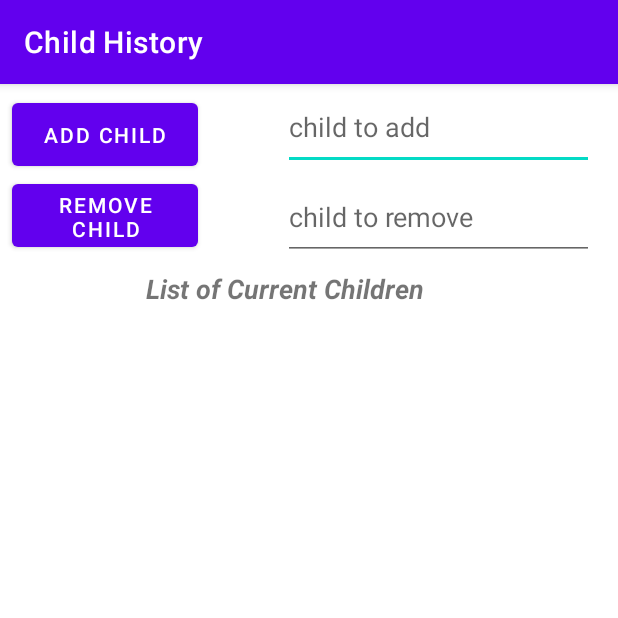
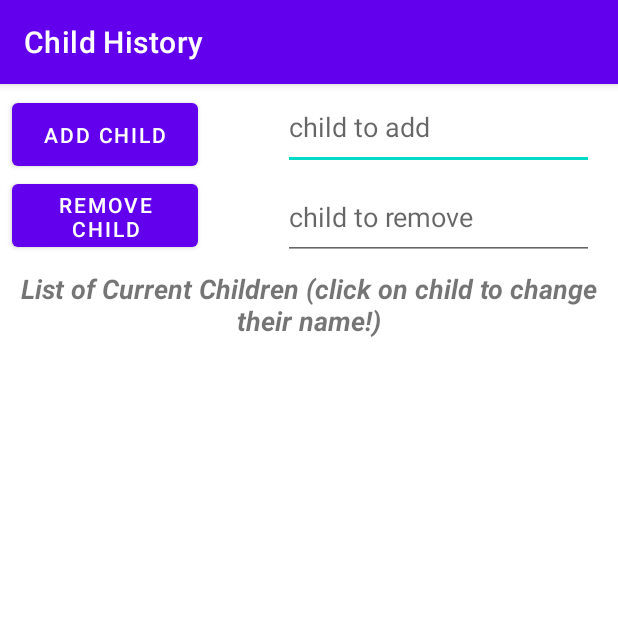
Before and after one commit to JohnsonL111/1-2-Tree-Parenting-Made-Easy, an Android app: the EditChildActivity screen opened directly, with no data from a screen before it, on a phone screen of 412 x 824 dp, the top half of it. Run offline under Robolectric (Android 15) with nearby library versions, the phone set to English and light mode, and no system bars.

Commit message:
Clean up child history UI.

```diff
--- a/app/src/main/java/cmpt276/as2/parentapp/UI/EditChildActivity.java
+++ b/app/src/main/java/cmpt276/as2/parentapp/UI/EditChildActivity.java
@@ -114,7 +114,7 @@ public class EditChildActivity extends AppCompatActivity {
         // build adapter
         listAdapter = new ArrayAdapter<>(
                 this, // context
-                R.layout.children_list, // layout to use (Create many)
+                android.R.layout.simple_list_item_1,
                 childItems); // items to be displayed
 
         // configure the list view
@@ -125,21 +125,20 @@ public class EditChildActivity extends AppCompatActivity {
 
     // Configure child object to be clickable.
     private void startListViewClickable() {
-        // Citation: https://easysavecode.com/FezSDcUC
         list.setOnItemClickListener(new AdapterView.OnItemClickListener() {
             @Override
             public void onItemClick(AdapterView<?> adapter, View view, int position, long arg) {
                 Child childToEdit = childManager.getChildList().get(position);
 
-                // Functionality so user can change child name in listview.
+                // User can change the child's name by clicking on the child in the listview.
                 editChildNamePopUp(childToEdit);
-                startChildList();
             }
         });
     }
 
-    // Takes in user input for new child name.
+    // Takes in user input for new child name via dialog popup.
     private void editChildNamePopUp(Child childToEdit) {
+        // Citation: https://stackoverflow.com/questions/10903754/input-text-dialog-android
         AlertDialog.Builder builder = new AlertDialog.Builder(this);
         builder.setTitle("Edit Child Name");
         final EditText input = new EditText(this);
--- a/app/src/main/res/layout/activity_edit_child.xml
+++ b/app/src/main/res/layout/activity_edit_child.xml
@@ -83,7 +83,8 @@
         android:layout_height="wrap_content"
         android:layout_marginTop="124dp"
         android:text="@string/list_of_current_children"
-        android:textSize="18dp"
+        android:gravity = "center"
+        android:textSize="18sp"
         android:textStyle="bold|italic"
         app:layout_constraintEnd_toEndOf="parent"
         app:layout_constraintHorizontal_bias="0.43"
--- a/app/src/main/res/layout/children_list.xml
+++ /dev/null
@@ -1,6 +0,0 @@
-<?xml version="1.0" encoding="utf-8"?>
-<TextView xmlns:android="http://schemas.android.com/apk/res/android"
-    android:layout_width="match_parent"
-    android:layout_height="match_parent">
-
-</TextView>
--- a/app/src/main/res/values/strings.xml
+++ b/app/src/main/res/values/strings.xml
@@ -24,5 +24,5 @@
     <string name="child_to_add">child to add</string>
     <string name="child_to_remove">child to remove</string>
     <string name="remove_child">REMOVE CHILD</string>
-    <string name="list_of_current_children">List of Current Children</string>
+    <string name="list_of_current_children">List of Current Children (click on child to change their name!)</string>
 </resources>
```
